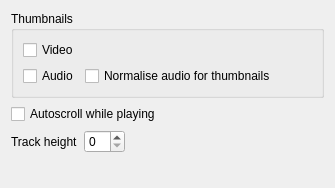
Old version of the form src/widgets/configdisplay_ui.ui in the repository KDE/kdenlive.
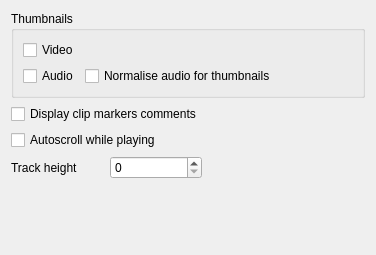
New version of the form.

Commit message: start implementing markers

The edit to the form file:
```diff
--- a/src/widgets/configdisplay_ui.ui
+++ b/src/widgets/configdisplay_ui.ui
@@ -5,8 +5,8 @@
    <rect>
     <x>0</x>
     <y>0</y>
-    <width>335</width>
-    <height>188</height>
+    <width>353</width>
+    <height>255</height>
    </rect>
   </property>
   <layout class="QGridLayout" name="gridLayout_2" >
@@ -53,24 +53,17 @@
      </layout>
     </widget>
    </item>
-   <item row="1" column="0" colspan="3" >
-    <widget class="QCheckBox" name="kcfg_autoscroll" >
-     <property name="text" >
-      <string>Autoscroll while playing</string>
-     </property>
-    </widget>
-   </item>
-   <item row="2" column="0" >
+   <item row="4" column="0" >
     <widget class="QLabel" name="label" >
      <property name="text" >
       <string>Track height</string>
      </property>
     </widget>
    </item>
-   <item row="2" column="1" >
+   <item row="4" column="1" >
     <widget class="QSpinBox" name="kcfg_trackheight" />
    </item>
-   <item row="2" column="2" >
+   <item row="4" column="2" >
     <spacer name="horizontalSpacer_2" >
      <property name="orientation" >
       <enum>Qt::Horizontal</enum>
@@ -83,7 +76,7 @@
      </property>
     </spacer>
    </item>
-   <item row="3" column="1" >
+   <item row="5" column="1" >
     <spacer name="verticalSpacer" >
      <property name="orientation" >
       <enum>Qt::Vertical</enum>
@@ -96,6 +89,20 @@
      </property>
     </spacer>
    </item>
+   <item row="2" column="0" colspan="2" >
+    <widget class="QCheckBox" name="kcfg_showmarkers" >
+     <property name="text" >
+      <string>Display clip markers comments</string>
+     </property>
+    </widget>
+   </item>
+   <item row="3" column="0" colspan="3" >
+    <widget class="QCheckBox" name="kcfg_autoscroll" >
+     <property name="text" >
+      <string>Autoscroll while playing</string>
+     </property>
+    </widget>
+   </item>
   </layout>
  </widget>
  <resources/>
```
The commit also changes 10 other files.
